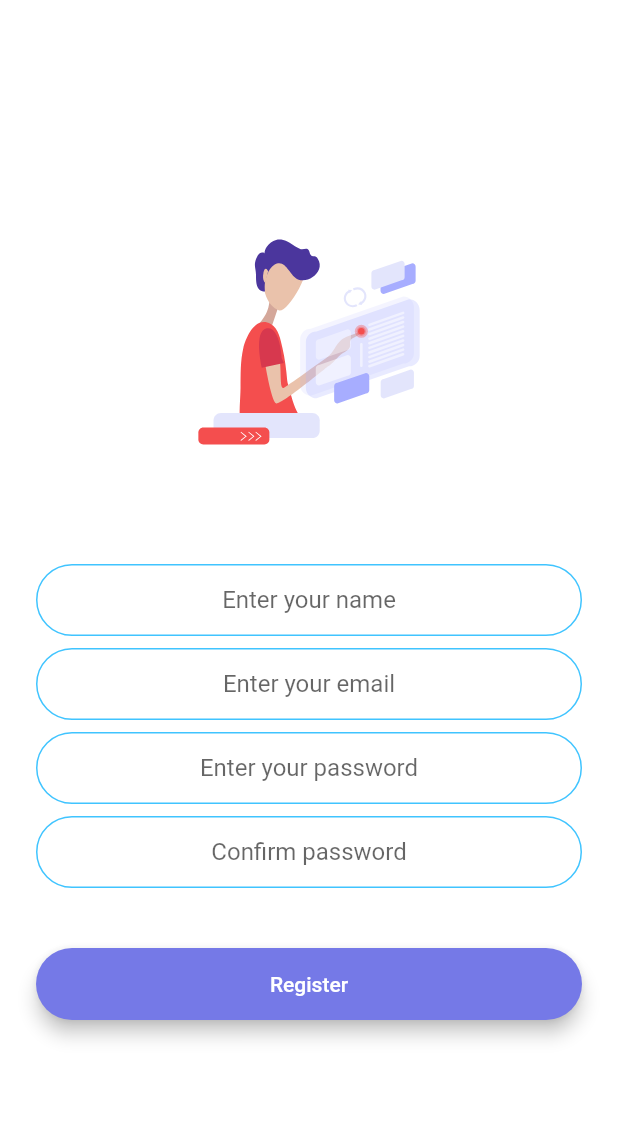
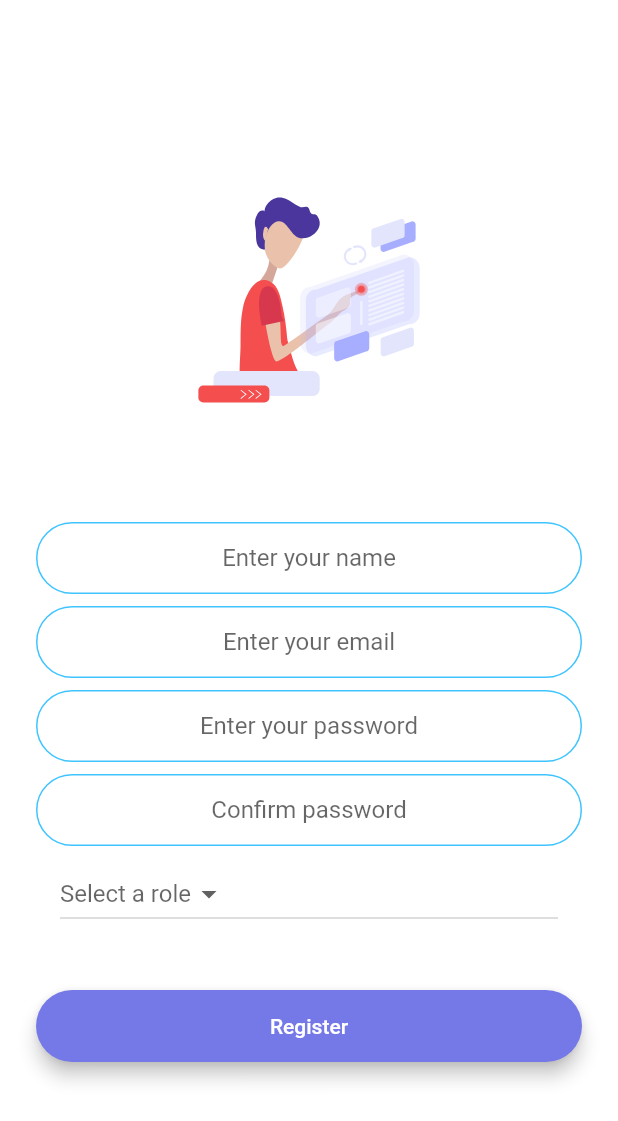
Before and after one commit to TjandraD/pos-flutter, a Flutter app: the SignUpScreen screen opened by its route, on a phone screen of 412 x 824 dp. Shown: the top 1121 px of the screen. Run offline on Flutter 3.47's test engine with Material 2 defaults, Android fonts, the phone set to English and light mode, and no system bars; our stand-ins replace flutter_svg, modal_progress_hud.

```diff
--- a/lib/screens/signup_screen.dart
+++ b/lib/screens/signup_screen.dart
@@ -3,6 +3,9 @@ import 'package:flutter/material.dart';
 import '../widgets/rounded_button.dart';
 import 'package:modal_progress_hud/modal_progress_hud.dart';
 import 'package:flutter_svg/flutter_svg.dart';
+import 'dart:io' show Platform;
+import 'package:flutter/cupertino.dart';
+import '../data/roles.dart';
 
 class SignUpScreen extends StatefulWidget {
   static String id = 'signup';
@@ -16,7 +19,48 @@ class _SignUpScreenState extends State<SignUpScreen> {
   String email;
   String password;
   String confirmPassword;
+  String selectedRole;
   bool showSpinner = false;
+
+  CupertinoPicker iOSPicker() {
+    List<Text> pickerItems = [];
+    for (String role in rolesList) {
+      pickerItems.add(Text(role));
+    }
+
+    return CupertinoPicker(
+      backgroundColor: Colors.lightBlue,
+      itemExtent: 32.0,
+      onSelectedItemChanged: (selectedIndex) {
+        setState(() {
+          selectedRole = rolesList[selectedIndex];
+        });
+      },
+      children: pickerItems,
+    );
+  }
+
+  DropdownButton<String> androidDropdown() {
+    List<DropdownMenuItem<String>> dropdownItems = [];
+    for (String role in rolesList) {
+      var newItem = DropdownMenuItem(
+        child: Text(role),
+        value: role,
+      );
+      dropdownItems.add(newItem);
+    }
+
+    return DropdownButton<String>(
+      hint: Text('Select a role'),
+      value: selectedRole,
+      items: dropdownItems,
+      onChanged: (value) {
+        setState(() {
+          selectedRole = value;
+        });
+      },
+    );
+  }
 
   @override
   Widget build(BuildContext context) {
@@ -87,6 +131,15 @@ class _SignUpScreenState extends State<SignUpScreen> {
                     kTextFieldDecoration.copyWith(hintText: 'Confirm password'),
               ),
               SizedBox(
+                height: 8.0,
+              ),
+              Padding(
+                padding: EdgeInsets.symmetric(
+                  horizontal: 16.0,
+                ),
+                child: Platform.isIOS ? iOSPicker() : androidDropdown(),
+              ),
+              SizedBox(
                 height: 24.0,
               ),
               RoundedButton(
```
